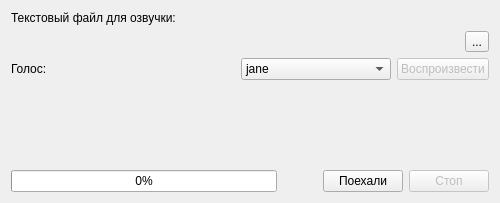
Old version of the form ui/mainform.ui in the repository 0valse/voiceover.
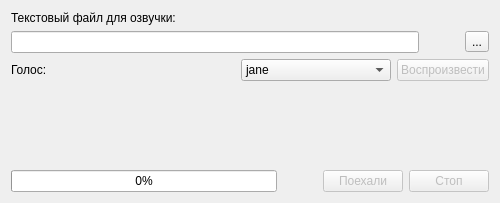
New version of the form. Icons and pictures are not drawn.

What changed in the file:
```diff
--- a/ui/mainform.ui
+++ b/ui/mainform.ui
@@ -37,11 +37,21 @@
      </item>
      <item>
       <layout class="QHBoxLayout" name="horizontalLayout">
+       <item>
+        <widget class="QLineEdit" name="lineEdit">
+         <property name="readOnly">
+          <bool>true</bool>
+         </property>
+        </widget>
+       </item>
        <item>
         <spacer name="horizontalSpacer_4">
          <property name="orientation">
           <enum>Qt::Horizontal</enum>
          </property>
+         <property name="sizeType">
+          <enum>QSizePolicy::Minimum</enum>
+         </property>
          <property name="sizeHint" stdset="0">
           <size>
            <width>40</width>
@@ -50,13 +60,6 @@
          </property>
         </spacer>
        </item>
-       <item>
-        <widget class="QLabel" name="labelInput">
-         <property name="text">
-          <string/>
-         </property>
-        </widget>
-       </item>
        <item>
         <widget class="QToolButton" name="toolButtonInput">
          <property name="text">
@@ -196,6 +199,9 @@
      </item>
      <item>
       <widget class="QPushButton" name="pushButtonGo">
+       <property name="enabled">
+        <bool>false</bool>
+       </property>
        <property name="text">
         <string>Поехали</string>
        </property>
```
